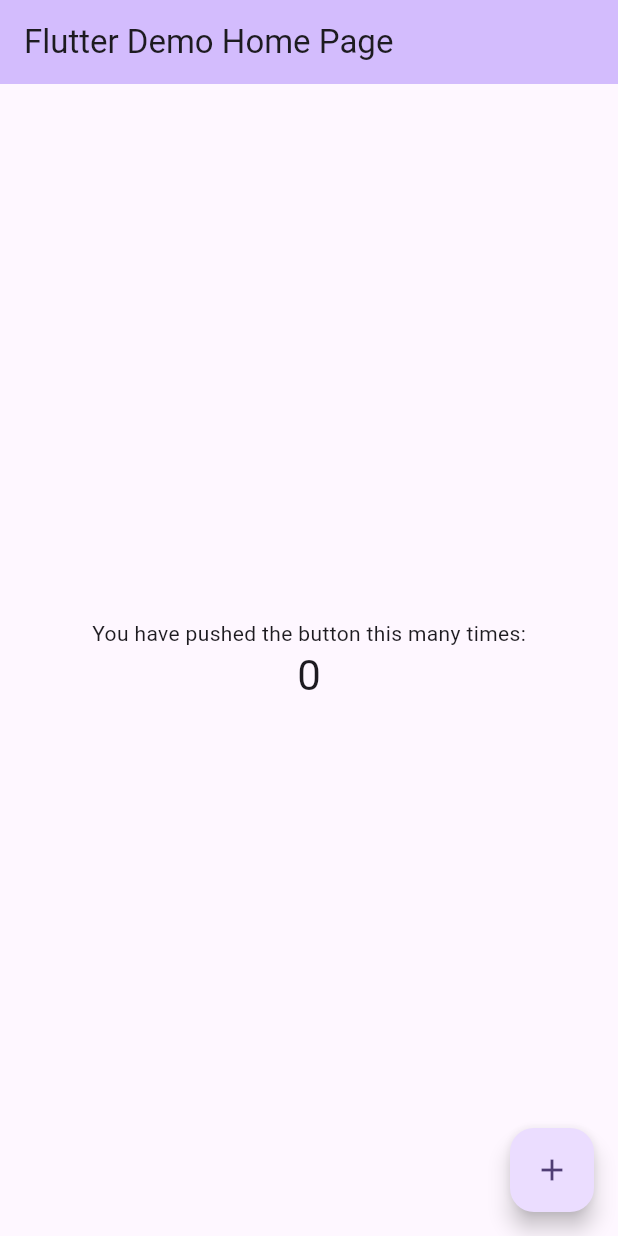
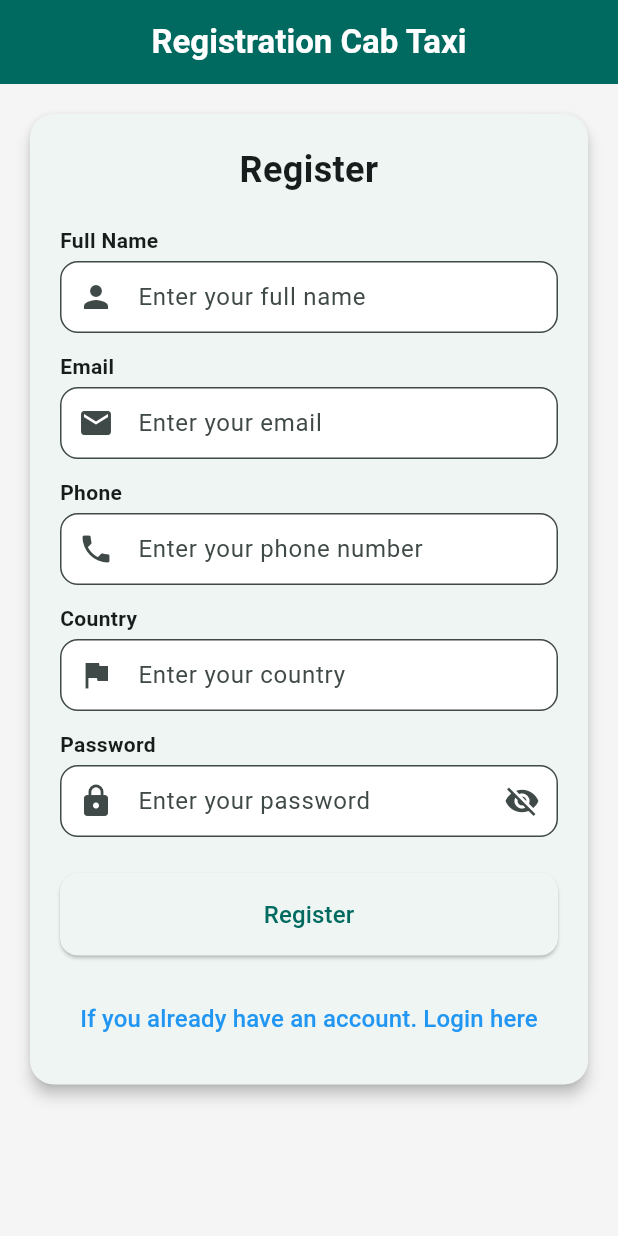
Before and after one commit to ElioAbouSamra03/Cab-TAXI, a Flutter app: the screen it shows after launch, on a phone screen of 412 x 824 dp. Run offline on Flutter 3.47's test engine with Material 3 defaults, Android fonts, the light colour scheme and no system bars; our stand-ins replace get.

Commit message:
my changes

```diff
--- /dev/null
+++ b/lib/Bindings/LoginBindings.dart
@@ -0,0 +1,10 @@
+import 'package:cabtaxi/Controllers/LoginController.dart';
+import 'package:cabtaxi/Controllers/RegistrationController.dart';
+import 'package:get/get.dart';
+
+class Loginbindings extends Bindings{
+  @override
+  void dependencies() {
+    Get.lazyPut<Logincontroller>(() => Logincontroller());
+  }
+}
--- /dev/null
+++ b/lib/Bindings/RegistrationBinding.dart
@@ -0,0 +1,9 @@
+import 'package:cabtaxi/Controllers/RegistrationController.dart';
+import 'package:get/get.dart';
+
+class Registrationbinding extends Bindings{
+  @override
+  void dependencies() {
+    Get.lazyPut<RegistrationController>(() => RegistrationController());
+  }
+}
--- /dev/null
+++ b/lib/Controllers/LoginController.dart
@@ -0,0 +1,6 @@
+import 'package:get/get.dart';
+
+class Logincontroller extends GetxController{
+
+
+}
--- /dev/null
+++ b/lib/Controllers/RegistrationController.dart
@@ -0,0 +1,6 @@
+import 'package:get/get.dart';
+
+class RegistrationController extends GetxController{
+
+
+}
--- /dev/null
+++ b/lib/Routes/AppPage.dart
@@ -0,0 +1,22 @@
+import 'package:cabtaxi/Bindings/LoginBindings.dart';
+import 'package:cabtaxi/Bindings/RegistrationBinding.dart';
+import 'package:cabtaxi/Routes/AppRoute.dart';
+import 'package:cabtaxi/Views/Login.dart';
+import 'package:cabtaxi/Views/Registration.dart';
+import 'package:get/get_navigation/get_navigation.dart';
+
+class AppPage{
+static final List<GetPage> pages = [
+GetPage(
+  name: AppRoute.Register,
+  page: () => Registration(),
+  binding: Registrationbinding(),
+),
+GetPage(
+  name: AppRoute.login,
+  page: () => Login(),
+  binding: Loginbindings(),
+),
+];
+
+}
--- /dev/null
+++ b/lib/Routes/AppRoute.dart
@@ -0,0 +1,5 @@
+class AppRoute {
+static const String Register = '/register';
+static const String login = '/login';
+
+}
--- /dev/null
+++ b/lib/Views/Registration.dart
@@ -0,0 +1,124 @@
+import 'package:cabtaxi/Controllers/RegistrationController.dart';
+import 'package:cabtaxi/Routes/AppRoute.dart';
+import 'package:get/get.dart';
+import 'package:flutter/material.dart';
+
+class Registration extends GetView<RegistrationController>{
+
+  bool _obscurePassword = true;
+
+  @override
+  Widget build(BuildContext context) {
+    return Scaffold(
+      backgroundColor: Colors.grey[100],
+      appBar: AppBar(
+        backgroundColor: Theme.of(context).colorScheme.primary,
+        foregroundColor: Colors.white,
+        centerTitle: true,
+        title: const Text("Registration Cab Taxi", style: TextStyle(fontWeight: FontWeight.bold)),
+      ),
+      body: SingleChildScrollView(
+        padding: const EdgeInsets.all(16.0),
+        child: Center(
+          child: Card(
+            elevation: 4,
+            shape: RoundedRectangleBorder(borderRadius: BorderRadius.circular(16)),
+            child: Padding(
+              padding: const EdgeInsets.all(20.0),
+              child: Column(
+                crossAxisAlignment: CrossAxisAlignment.stretch,
+                children: [
+                  const Text("Register",
+                      style: TextStyle(fontSize: 24, fontWeight: FontWeight.bold),
+                      textAlign: TextAlign.center),
+                  const SizedBox(height: 20),
+
+                  _buildTextField(label: "Full Name", hint: "Enter your full name", icon: Icons.person),
+                  const SizedBox(height: 12),
+                  _buildTextField(label: "Email", hint: "Enter your email", icon: Icons.email),
+                  const SizedBox(height: 12),
+                  _buildTextField(label: "Phone", hint: "Enter your phone number", icon: Icons.phone),
+                  const SizedBox(height: 12),
+                  _buildTextField(label: "Country", hint: "Enter your country", icon: Icons.flag),
+                  const SizedBox(height: 12),
+
+                  // Password Field with toggle icon
+                  Text("Password", style: const TextStyle(fontWeight: FontWeight.w600)),
+                  const SizedBox(height: 4),
+                  TextField(
+                    obscureText: _obscurePassword,
+                    decoration: InputDecoration(
+                      hintText: "Enter your password",
+                      prefixIcon: const Icon(Icons.lock),
+                      suffixIcon: IconButton(
+                        icon: Icon(
+                          _obscurePassword ? Icons.visibility_off : Icons.visibility,
+                        ),
+                        onPressed: () {
+                          setState(() {
+                            _obscurePassword = !_obscurePassword;
+                          });
+                        },
+                      ),
+                    ),
+                  ),
+
+                  const SizedBox(height: 24),
+                  ElevatedButton(
+                    onPressed: () {},
+                    style: ElevatedButton.styleFrom(
+                      padding: const EdgeInsets.symmetric(vertical: 16),
+                      shape: RoundedRectangleBorder(
+                        borderRadius: BorderRadius.circular(12),
+                      ),
+                    ),
+                    child: const Text("Register", style: TextStyle(fontSize: 16)),
+                  ),
+                  SizedBox(height: 18),
+                  Center(
+                    child: TextButton(
+                        onPressed: (){
+                            Get.toNamed(AppRoute.login);
+                        },
+                         child: const Text(
+                            "If you already have an account. Login here",
+                            style: TextStyle(fontSize: 16, color: Colors.blue),
+                         )
+
+                        ),
+                  )
+                ],
+              ),
+            ),
+          ),
+        ),
+      ),
+    );
+  }
+
+  Widget _buildTextField({
+    required String label,
+    required String hint,
+    required IconData icon,
+  }) {
+    return Column(
+      crossAxisAlignment: CrossAxisAlignment.start,
+      children: [
+        Text(label, style: const TextStyle(fontWeight: FontWeight.w600)),
+        const SizedBox(height: 4),
+        TextField(
+          decoration: InputDecoration(
+            hintText: hint,
+            prefixIcon: Icon(icon),
+          ),
+        ),
+      ],
+    );
+  }
+
+
+
+}
+
+void setState(Null Function() param0) {
+}
--- a/lib/main.dart
+++ b/lib/main.dart
@@ -1,4 +1,7 @@
+import 'package:cabtaxi/Routes/AppPage.dart';
+import 'package:cabtaxi/Routes/AppRoute.dart';
 import 'package:flutter/material.dart';
+import 'package:get/get_navigation/src/root/get_material_app.dart';
 
 void main() {
   runApp(const MyApp());
@@ -7,116 +10,24 @@ void main() {
 class MyApp extends StatelessWidget {
   const MyApp({super.key});
 
-  // This widget is the root of your application.
   @override
   Widget build(BuildContext context) {
-    return MaterialApp(
-      title: 'Flutter Demo',
+    return GetMaterialApp(
+      title: 'Cab Taxi Registration',
       theme: ThemeData(
-        // This is the theme of your application.
-        //
-        // TRY THIS: Try running your application with "flutter run". You'll see
-        // the application has a purple toolbar. Then, without quitting the app,
-        // try changing the seedColor in the colorScheme below to Colors.green
-        // and then invoke "hot reload" (save your changes or press the "hot
-        // reload" button in a Flutter-supported IDE, or press "r" if you used
-        // the command line to start the app).
-        //
-        // Notice that the counter didn't reset back to zero; the application
-        // state is not lost during the reload. To reset the state, use hot
-        // restart instead.
-        //
-        // This works for code too, not just values: Most code changes can be
-        // tested with just a hot reload.
-        colorScheme: ColorScheme.fromSeed(seedColor: Colors.deepPurple),
+        colorScheme: ColorScheme.fromSeed(seedColor: Colors.teal),
+        useMaterial3: true,
+        inputDecorationTheme: InputDecorationTheme(
+          filled: true,
+          fillColor: Colors.white,
+          contentPadding: const EdgeInsets.symmetric(vertical: 12, horizontal: 16),
+          border: OutlineInputBorder(
+            borderRadius: BorderRadius.circular(12),
+          ),
+        ),
       ),
-      home: const MyHomePage(title: 'Flutter Demo Home Page'),
+      initialRoute: AppRoute.Register,
+      getPages:AppPage.pages
     );
   }
 }
-
-class MyHomePage extends StatefulWidget {
-  const MyHomePage({super.key, required this.title});
-
-  // This widget is the home page of your application. It is stateful, meaning
-  // that it has a State object (defined below) that contains fields that affect
-  // how it looks.
-
-  // This class is the configuration for the state. It holds the values (in this
-  // case the title) provided by the parent (in this case the App widget) and
-  // used by the build method of the State. Fields in a Widget subclass are
-  // always marked "final".
-
-  final String title;
-
-  @override
-  State<MyHomePage> createState() => _MyHomePageState();
-}
-
-class _MyHomePageState extends State<MyHomePage> {
-  int _counter = 0;
-
-  void _incrementCounter() {
-    setState(() {
-      // This call to setState tells the Flutter framework that something has
-      // changed in this State, which causes it to rerun the build method below
-      // so that the display can reflect the updated values. If we changed
-      // _counter without calling setState(), then the build method would not be
-      // called again, and so nothing would appear to happen.
-      _counter++;
-    });
-  }
-
-  @override
-  Widget build(BuildContext context) {
-    // This method is rerun every time setState is called, for instance as done
-    // by the _incrementCounter method above.
-    //
-    // The Flutter framework has been optimized to make rerunning build methods
-    // fast, so that you can just rebuild anything that needs updating rather
-    // than having to individually change instances of widgets.
-    return Scaffold(
-      appBar: AppBar(
-        // TRY THIS: Try changing the color here to a specific color (to
-        // Colors.amber, perhaps?) and trigger a hot reload to see the AppBar
-        // change color while the other colors stay the same.
-        backgroundColor: Theme.of(context).colorScheme.inversePrimary,
-        // Here we take the value from the MyHomePage object that was created by
-        // the App.build method, and use it to set our appbar title.
-        title: Text(widget.title),
-      ),
-      body: Center(
-        // Center is a layout widget. It takes a single child and positions it
-        // in the middle of the parent.
-        child: Column(
-          // Column is also a layout widget. It takes a list of children and
-          // arranges them vertically. By default, it sizes itself to fit its
-          // children horizontally, and tries to be as tall as its parent.
-          //
-          // Column has various properties to control how it sizes itself and
-          // how it positions its children. Here we use mainAxisAlignment to
-          // center the children vertically; the main axis here is the vertical
-          // axis because Columns are vertical (the cross axis would be
-          // horizontal).
-          //
-          // TRY THIS: Invoke "debug painting" (choose the "Toggle Debug Paint"
-          // action in the IDE, or press "p" in the console), to see the
-          // wireframe for each widget.
-          mainAxisAlignment: MainAxisAlignment.center,
-          children: <Widget>[
-            const Text('You have pushed the button this many times:'),
-            Text(
-              '$_counter',
-              style: Theme.of(context).textTheme.headlineMedium,
-            ),
-          ],
-        ),
-      ),
-      floatingActionButton: FloatingActionButton(
-        onPressed: _incrementCounter,
-        tooltip: 'Increment',
-        child: const Icon(Icons.add),
-      ), // This trailing comma makes auto-formatting nicer for build methods.
-    );
-  }
-}
--- a/pubspec.yaml
+++ b/pubspec.yaml
@@ -34,6 +34,7 @@ dependencies:
   # The following adds the Cupertino Icons font to your application.
   # Use with the CupertinoIcons class for iOS style icons.
   cupertino_icons: ^1.0.8
+  get: ^4.7.2
 
 dev_dependencies:
   flutter_test:
```
Also changed, not shown: lib/Views/Login.dart (added, +118 -0 lines), pubspec.lock, 1 other file.
